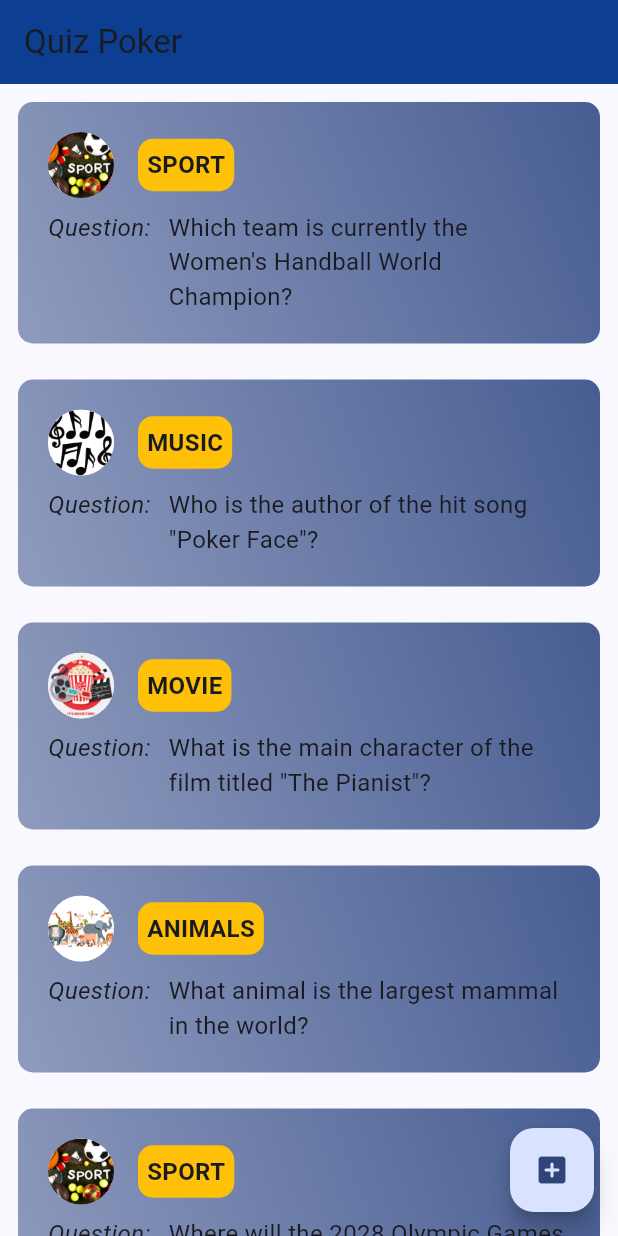
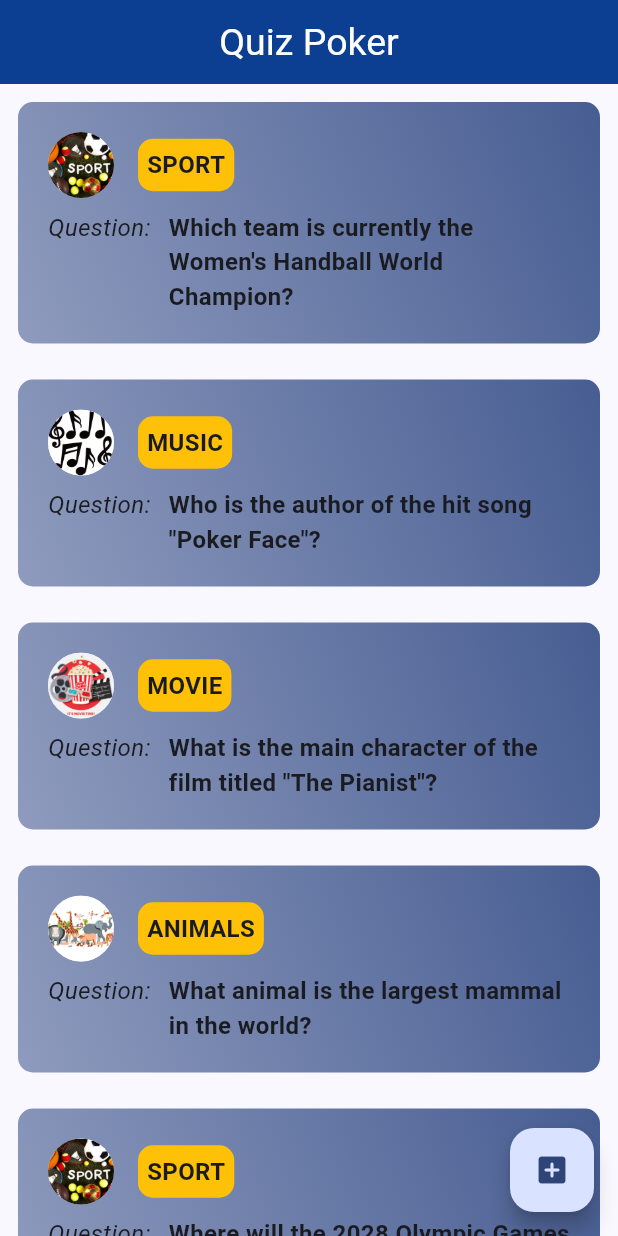
Before and after one commit to magdalenalonc/quiz_poker_zerotomastery_course, a Flutter app: the screen it shows after launch, on a phone screen of 412 x 824 dp. Run offline on Flutter 3.47's test engine with Material 3 defaults, Android fonts, the phone set to English and light mode, and no system bars.

Commit message:
Add theme, DisplayVertical & DisplayHorizontal files. Refactor comments.

```diff
--- a/lib/main.dart
+++ b/lib/main.dart
@@ -1,6 +1,7 @@
 import 'package:flutter/material.dart';
 
 import 'screens/home_page.dart';
+import 'theme.dart';
 
 void main() {
   runApp(const MyApp());
@@ -13,14 +14,7 @@ class MyApp extends StatelessWidget {
   Widget build(BuildContext context) {
     return MaterialApp(
       title: "Quiz Poker",
-      theme: ThemeData(
-        colorScheme: ColorScheme.fromSeed(
-          seedColor: const Color.fromARGB(255, 12, 63, 145),
-        ),
-        appBarTheme: const AppBarTheme(
-          backgroundColor: Color.fromARGB(255, 12, 63, 145),
-        ),
-      ),
+      theme: AppTheme.theme,
       home: const HomePage(),
     );
   }
--- a/lib/screens/home_page.dart
+++ b/lib/screens/home_page.dart
@@ -50,7 +50,7 @@ class _HomePageState extends State<HomePage> {
               },
             );
           }
-          /* 2nd approach:
+          /* Other approach:
             body: SingleChildScrollView(
               physics: const BouncingScrollPhysics(),
               child: Column(
--- /dev/null
+++ b/lib/theme.dart
@@ -0,0 +1,15 @@
+import 'package:flutter/material.dart';
+
+class AppTheme {
+  static final ThemeData theme = ThemeData(
+    colorScheme: ColorScheme.fromSeed(
+      seedColor: const Color.fromARGB(255, 12, 63, 145),
+      background: Colors.white70,
+    ),
+    appBarTheme: const AppBarTheme(
+      backgroundColor: Color.fromARGB(255, 12, 63, 145),
+      titleTextStyle: TextStyle(fontSize: 25.0),
+      centerTitle: true,
+    ),
+  );
+}
--- /dev/null
+++ b/lib/widgets/display_vertical.dart
@@ -0,0 +1,56 @@
+import 'package:flutter/material.dart';
+
+import '../models/question.dart';
+import 'custom_category.dart';
+
+class DisplayVerticalScreen extends StatelessWidget {
+  const DisplayVerticalScreen({
+    super.key,
+    required this.question,
+  });
+
+  final Question question;
+
+  @override
+  Widget build(BuildContext context) {
+    return Container(
+      margin: const EdgeInsets.all(12.0),
+      padding: const EdgeInsets.all(20.0),
+      decoration: BoxDecoration(
+        gradient: LinearGradient(
+          colors: [
+            Theme.of(context).colorScheme.primary,
+            Theme.of(context).colorScheme.primary.withOpacity(0.6),
+          ],
+          begin: Alignment.topRight,
+          end: Alignment.bottomLeft,
+        ),
+        borderRadius: BorderRadius.circular(10),
+      ),
+      child: Column(
+        crossAxisAlignment: CrossAxisAlignment.start,
+        children: [
+          CustomCategory(category: question.category),
+          const SizedBox.square(dimension: 8.0),
+          Row(
+            crossAxisAlignment: CrossAxisAlignment.start,
+            children: [
+              const Text(
+                'Question:',
+                style: TextStyle(fontSize: 16, fontStyle: FontStyle.italic),
+              ),
+              const SizedBox.square(dimension: 12.0),
+              Expanded(
+                child: Text(
+                  question.questionText,
+                  style: const TextStyle(
+                      fontSize: 16.0, fontWeight: FontWeight.bold),
+                ),
+              ),
+            ],
+          ),
+        ],
+      ),
+    );
+  }
+}
--- a/lib/widgets/question_item.dart
+++ b/lib/widgets/question_item.dart
@@ -1,7 +1,8 @@
 import 'package:flutter/material.dart';
 
 import '../models/question.dart';
-import 'custom_category.dart';
+import 'display_horizontal.dart';
+import 'display_vertical.dart';
 
 class QuestionItem extends StatelessWidget {
   const QuestionItem({super.key, required this.question});
@@ -10,131 +11,28 @@ class QuestionItem extends StatelessWidget {
 
   @override
   Widget build(BuildContext context) {
-    // 1st approach:
-    //  return Card(
-    //   margin: const EdgeInsets.all(10.0),
-    //   child: Padding(
-    //     padding: const EdgeInsets.all(16.0),
-    //     child: Column(
-    //       crossAxisAlignment: CrossAxisAlignment.start,
-    //       children: [
-    //         Text('Category: ${question.category}'),
-    //         const SizedBox.square(dimension: 12.0),
-    //         Text('Question: ${question.questionText}'),
-    //       ],
-    //     ),
-    //   ),
-    // );
+    bool isLargeScreen = MediaQuery.of(context).size.width >= 600;
 
-    // 2nd approach:
-    bool isLargeScreen = MediaQuery.of(context).size.width >= 600;
     if (isLargeScreen) {
       return DisplayHorizontalScreen(question: question);
     } else {
       return DisplayVerticalScreen(question: question);
     }
   }
-}
 
-class DisplayVerticalScreen extends StatelessWidget {
-  const DisplayVerticalScreen({
-    super.key,
-    required this.question,
-  });
-
-  final Question question;
-
-  @override
-  Widget build(BuildContext context) {
-    return Container(
-      margin: const EdgeInsets.all(12.0),
-      padding: const EdgeInsets.all(20.0),
-      decoration: BoxDecoration(
-        gradient: LinearGradient(
-          colors: [
-            Theme.of(context).colorScheme.primary,
-            Theme.of(context).colorScheme.primary.withOpacity(0.6),
-          ],
-          begin: Alignment.topRight,
-          end: Alignment.bottomLeft,
-        ),
-        borderRadius: BorderRadius.circular(10),
-      ),
+  /*Other approach:
+     return Card(
+      margin: const EdgeInsets.all(10.0),
+      child: Padding(
+        padding: const EdgeInsets.all(16.0),
         child: Column(
           crossAxisAlignment: CrossAxisAlignment.start,
           children: [
-          CustomCategory(category: question.category),
-          const SizedBox.square(dimension: 8.0),
-          Row(
-            crossAxisAlignment: CrossAxisAlignment.start,
-            children: [
-              const Text(
-                'Question:',
-                style: TextStyle(fontSize: 16, fontStyle: FontStyle.italic),
-              ),
+            Text('Category: ${question.category}'),
             const SizedBox.square(dimension: 12.0),
-              Expanded(
-                child: Text(
-                  question.questionText,
-                  style: const TextStyle(fontSize: 16.0),
+            Text('Question: ${question.questionText}'),
+          ],
         ),
       ),
-            ],
-          ),
-        ],
-      ),
-    );
+    );*/
 }
-}
-
-class DisplayHorizontalScreen extends StatelessWidget {
-  const DisplayHorizontalScreen({
-    super.key,
-    required this.question,
-  });
-
-  final Question question;
-
-  @override
-  Widget build(BuildContext context) {
-    return Container(
-      width: 400,
-      margin: const EdgeInsets.all(14.0),
-      padding: const EdgeInsets.all(20.0),
-      decoration: BoxDecoration(
-        gradient: LinearGradient(
-          colors: [
-            Theme.of(context).colorScheme.primary,
-            Theme.of(context).colorScheme.primary.withOpacity(0.6),
-          ],
-          begin: Alignment.topRight,
-          end: Alignment.bottomLeft,
-        ),
-        borderRadius: BorderRadius.circular(10),
-      ),
-      child: Column(
-        crossAxisAlignment: CrossAxisAlignment.center,
-        children: [
-          CustomCategory(category: question.category),
-          const SizedBox.square(dimension: 16.0),
-          Row(
-            crossAxisAlignment: CrossAxisAlignment.start,
-            children: [
-              const Text(
-                'Question:',
-                style: TextStyle(fontSize: 16, fontStyle: FontStyle.italic),
-              ),
-              const SizedBox.square(dimension: 16.0),
-              Expanded(
-                child: Text(
-                  question.questionText,
-                  style: const TextStyle(fontSize: 20.0),
-                ),
-              ),
-            ],
-          ),
-        ],
-      ),
-    );
-  }
-}
```
Also changed, not shown: lib/widgets/display_horizontal.dart (added, +57 -0 lines). Lines whose indentation alone changed are shown as unchanged.
